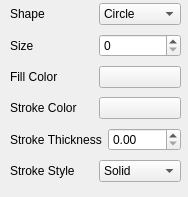
Before: the Qt Designer form Project1/shaperenderer.ui in MarcLF/CuteTProject1, drawn with Qt 5.
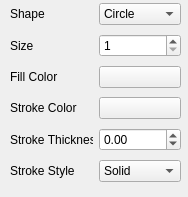
After: the same form once the commit is applied.

The edit to the form file:
```diff
--- a/Project1/shaperenderer.ui
+++ b/Project1/shaperenderer.ui
@@ -58,7 +58,14 @@
        </widget>
       </item>
       <item>
-       <widget class="QSpinBox" name="SizeWidget"/>
+       <widget class="QSpinBox" name="SizeWidget">
+        <property name="minimum">
+         <number>1</number>
+        </property>
+        <property name="maximum">
+         <number>10000</number>
+        </property>
+       </widget>
       </item>
      </layout>
     </item>
@@ -108,7 +115,14 @@
        </widget>
       </item>
       <item>
-       <widget class="QDoubleSpinBox" name="StrokeThiccWidget"/>
+       <widget class="QDoubleSpinBox" name="StrokeThiccWidget">
+        <property name="minimum">
+         <double>-100.000000000000000</double>
+        </property>
+        <property name="maximum">
+         <double>100000.000000000000000</double>
+        </property>
+       </widget>
       </item>
      </layout>
     </item>
```
